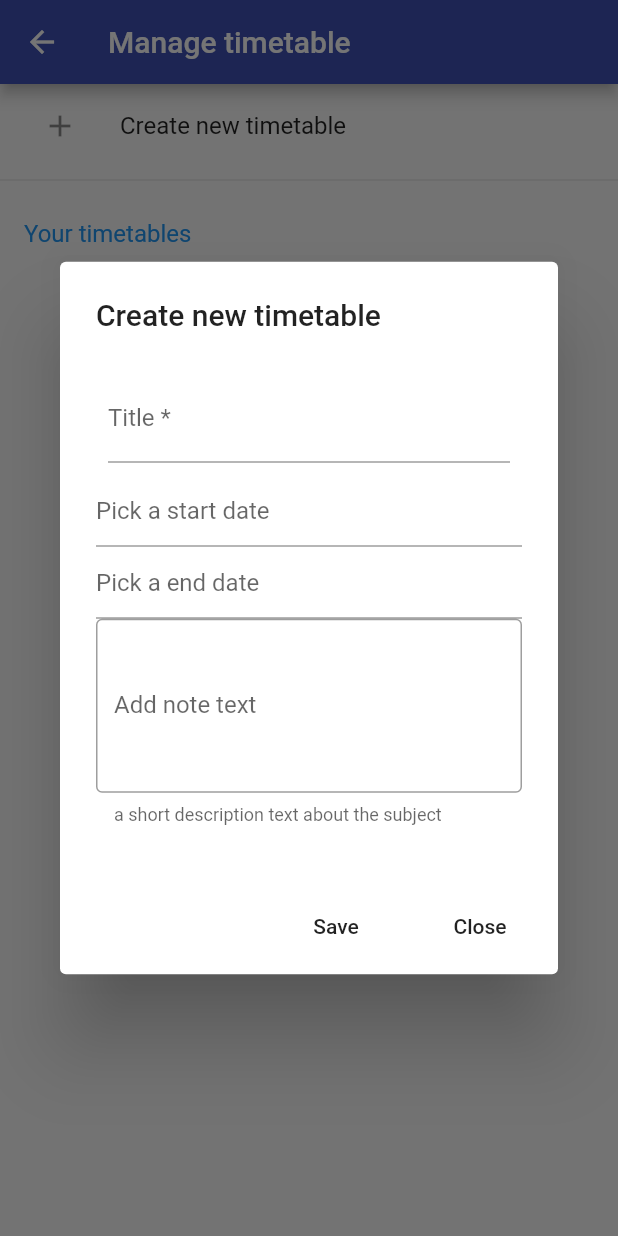
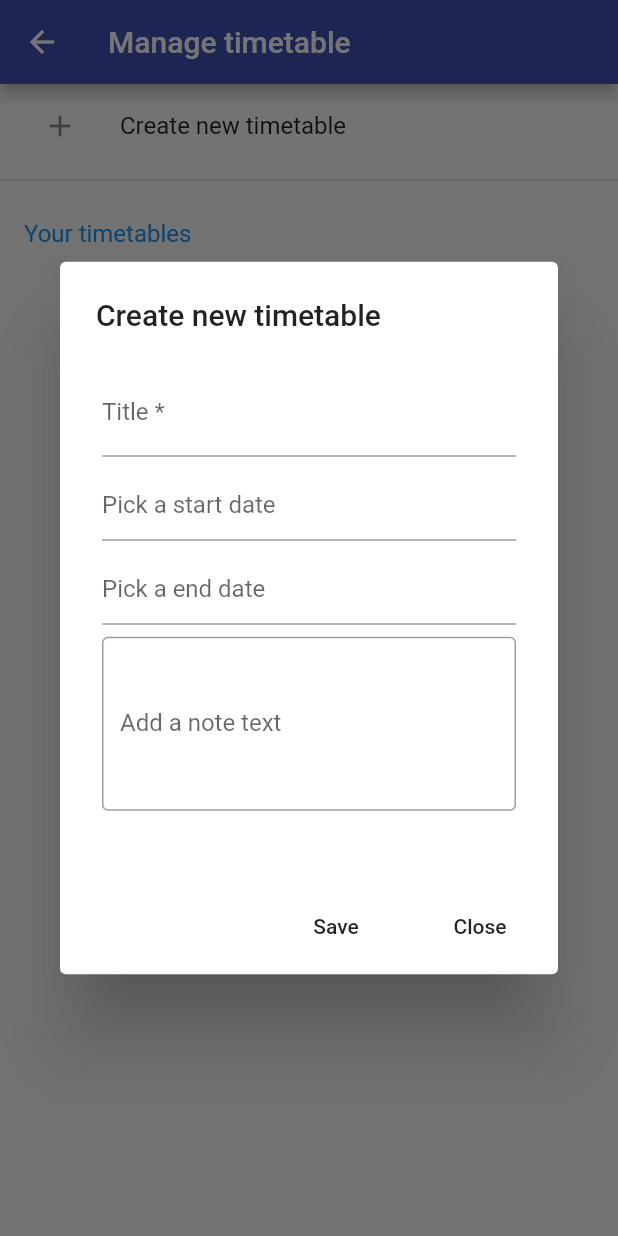
Before and after one commit to kowama/scholar-agenda, a Flutter app: the TimetableManagePage screen opened by its route, after a tap on the "add" icon, on a phone screen of 412 x 824 dp. Run offline on Flutter 3.47's test engine with Material 2 defaults, Android fonts, the phone set to English and light mode, and no system bars; drawn by our look-alikes of datetime_picker_formfield; our stand-ins replace flutter_speed_dial, shared_preferences, sqflite, table_calendar; missing offline and left inert: flutter_material_color_picker; accounts and stored records are empty.

Commit message:
Manage timetable some improvement 😁

```diff
--- a/lib/localization/localization_en.dart
+++ b/lib/localization/localization_en.dart
@@ -20,7 +20,7 @@ class LocalizationEN implements Localization {
   String get confirm => 'Confirm';
 
   @override
-  String get areYouSure => 'Are you sure ';
+  String get areYouSure => 'Are you sure ?';
 
   @override
   String get cancel => 'Cancel';
--- a/lib/model/subject.dart
+++ b/lib/model/subject.dart
@@ -75,7 +75,7 @@ class SubjectProviderConfig extends ProviderConfig<Subject> {
           ${Subject.columnTitle}  TEXT NOT NULL,
           ${Subject.columnColor}  INTEGER NOT NULL,
           ${Subject.columnTeacher} TEXT NOT NULL,
-          ${Subject.columnDescription}  INTEGER NOT NULL);
+          ${Subject.columnDescription}  TEXT NOT NULL);
          ''';
 
   @override
--- a/lib/page/timetable/timetable_manage.dart
+++ b/lib/page/timetable/timetable_manage.dart
@@ -20,6 +20,7 @@ class _TimetableManagePageState extends State<TimetableManagePage> {
   final _formKey = GlobalKey<FormState>();
   final _dbService = DbService();
   List<Timetable> _timetables = <Timetable>[];
+  Timetable _defaultTimetable;
 
   bool _autoValidateForm = false;
 
@@ -58,7 +59,7 @@ class _TimetableManagePageState extends State<TimetableManagePage> {
               itemCount: _timetables.length,
               itemBuilder: (context, index) => _buildTimetableTile(
                   _timetables[index],
-                  isDefault: _timetables[index] == _defaultTimeTable()),
+                  isDefault: _timetables[index] == _defaultTimetable),
             ),
           )
         ],
@@ -90,14 +91,26 @@ class _TimetableManagePageState extends State<TimetableManagePage> {
                       ListTile(
                         leading: Icon(Icons.check_circle),
                         title: Text(Localization.of(context).setAsDefault),
+                        onTap: () {
+                          Navigator.of(context).pop();
+                          _setAsDefault(timetable);
+                        },
                       ),
                       ListTile(
                         leading: Icon(Icons.edit),
                         title: Text(Localization.of(context).edit),
+                        onTap: () {
+                          Navigator.of(context).pop();
+                          _showTimetableForm(timetable: timetable);
+                        },
                       ),
                       ListTile(
                         leading: Icon(Icons.delete),
                         title: Text(Localization.of(context).delete),
+                        onTap: () {
+                          Navigator.of(context).pop();
+                          _showDeleteDialog(context, timetable);
+                        },
                       ),
                     ],
                   ),
@@ -119,12 +132,9 @@ class _TimetableManagePageState extends State<TimetableManagePage> {
     );
   }
 
-  Timetable _defaultTimeTable() {
-    return _timetables[0];
-  }
-
   void _updateTimetables() async {
     var timetables = await _dbService.timetable.getAll();
+    _defaultTimetable ??= timetables.first;
     setState(() {
       _timetables = timetables;
     });
@@ -132,7 +142,7 @@ class _TimetableManagePageState extends State<TimetableManagePage> {
 
   void _showTimetableForm({Timetable timetable}) {
     var isCreate = timetable == null;
-    if (isCreate) timetable = Timetable();
+    timetable ??= Timetable();
 
     showDialog(
         context: context,
@@ -150,8 +160,9 @@ class _TimetableManagePageState extends State<TimetableManagePage> {
                 child: ListView(
                   children: <Widget>[
                     Padding(
-                      padding: const EdgeInsets.all(8.0),
+                      padding: const EdgeInsets.all(4),
                       child: TextFormField(
+                        initialValue: isCreate ? '' : timetable.title,
                         decoration: InputDecoration(
                           labelText: '${Localization.of(context).title} *',
                           hintText: Localization.of(context).enterATitle,
@@ -167,8 +178,11 @@ class _TimetableManagePageState extends State<TimetableManagePage> {
                         },
                       ),
                     ),
-                    DateTimeField(
+                    Padding(
+                      padding: const EdgeInsets.all(4),
+                      child: DateTimeField(
                         format: dateTimeFormatter,
+                        initialValue: isCreate ? null : timetable.start,
                         onShowPicker: (context, currentValue) {
                           return showDatePicker(
                               context: context,
@@ -189,8 +203,12 @@ class _TimetableManagePageState extends State<TimetableManagePage> {
                           hintText: Localization.of(context).pickAStartDate,
                         ),
                       ),
-                    DateTimeField(
+                    ),
+                    Padding(
+                      padding: const EdgeInsets.all(4),
+                      child: DateTimeField(
                         format: dateTimeFormatter,
+                        initialValue: isCreate ? null : timetable.end,
                         onShowPicker: (context, currentValue) {
                           return showDatePicker(
                               context: context,
@@ -211,21 +229,23 @@ class _TimetableManagePageState extends State<TimetableManagePage> {
                           hintText: Localization.of(context).pickAEndDate,
                         ),
                       ),
-                    TextFormField(
+                    ),
+                    Padding(
+                      padding: const EdgeInsets.all(4),
+                      child: TextFormField(
                         keyboardType: TextInputType.multiline,
                         maxLines: 4,
                         decoration: const InputDecoration(
                           border: OutlineInputBorder(),
                           hintText:
                               'somme description or other details about the timetable',
-                        helperText:
-                            'a short description text about the subject',
-                        labelText: 'Add note text',
+                          labelText: 'Add a note text',
                         ),
                         initialValue: isCreate ? '' : timetable.description,
                         onSaved: (String value) {
                           timetable.description = value;
                         },
+                      ),
                     ),
                   ],
                 ),
@@ -276,4 +296,44 @@ class _TimetableManagePageState extends State<TimetableManagePage> {
       content: Text(value),
     ));
   }
+
+  void _setAsDefault(Timetable timetable) {
+    setState(() {
+      _defaultTimetable = timetable;
+    });
   }
+
+  void _showDeleteDialog(BuildContext context, Timetable timetable) {
+    showDialog(
+        context: context,
+        builder: (context) {
+          return AlertDialog(
+            title: Text(Localization.of(context).areYouSure),
+            content:
+                Text('${Localization.of(context).delete} ${timetable.title}'),
+            actions: <Widget>[
+              FlatButton(
+                color: Colors.red,
+                onPressed: () {
+                  _dbService.timetable.delete(timetable.id);
+                  Navigator.of(context).pop();
+                },
+                child: Text(
+                  Localization.of(context).delete,
+                  style: TextStyle(color: Colors.white),
+                ),
+              ),
+              FlatButton(
+                onPressed: () {
+                  Navigator.of(context).pop();
+                },
+                child: Text(
+                  Localization.of(context).cancel,
+                  style: TextStyle(color: Colors.black45),
+                ),
+              )
+            ],
+          );
+        });
+  }
+}
```
Lines whose indentation alone changed are shown as unchanged.
